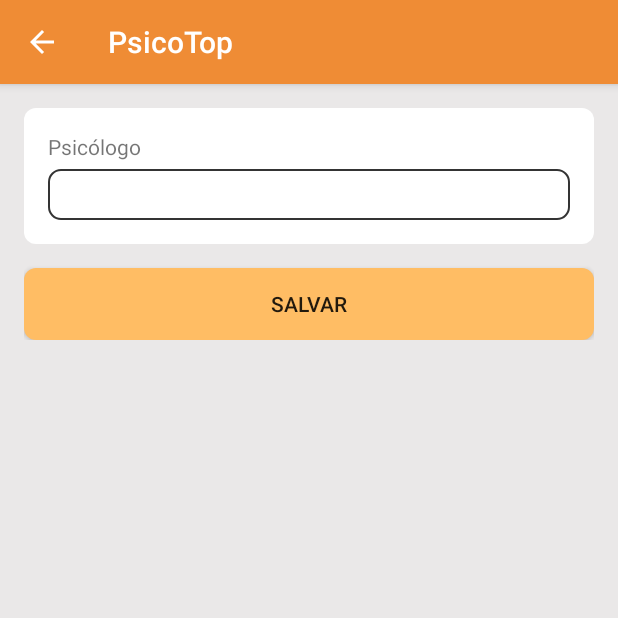
After one commit to alecsander-tf/PsicoTop, an Android app: the ConfiguracoesActivity screen opened directly, with no data from a screen before it, on a phone screen of 412 x 824 dp, the top half of it. The commit adds this screen. Run offline under Robolectric (Android 15) with nearby library versions, the phone set to English and light mode, and no system bars; our stand-ins replace Firebase (no records; nobody signed in at launch, a user with empty details on screens opened directly).

Commit message:
Implementação mudança de psicólogo do paciente

```diff
--- a/app/src/main/java/com/example/psicotop/banco/IPost.java
+++ b/app/src/main/java/com/example/psicotop/banco/IPost.java
@@ -1,5 +1,6 @@
 package com.example.psicotop.banco;
 
+import com.example.psicotop.modal.Paciente;
 import com.example.psicotop.modal.Usuario;
 
 import java.util.List;
@@ -16,6 +17,9 @@
         void onError(String msg);
     }
 
+    Usuario getCurrentUserLogged();
+
+    void alterarPaciente(Paciente p);
     boolean psicologoExiste(String email);
     void verificarUsuario(IPostListCallback callback);
     void loginUsuario(String email, String senha, IPostCallback callback);
--- a/app/src/main/java/com/example/psicotop/modal/Paciente.java
+++ b/app/src/main/java/com/example/psicotop/modal/Paciente.java
@@ -3,6 +3,10 @@
 public class Paciente extends Usuario{
 
     private String emailPsicologo;
+
+    public Paciente(){
+
+    }
 
     public String getEmailPsicologo() {
         return emailPsicologo;
--- /dev/null
+++ b/app/src/main/java/com/example/psicotop/mvp/configuracoes/ConfiguracoesActivity.java
@@ -0,0 +1,58 @@
+package com.example.psicotop.mvp.configuracoes;
+
+import androidx.appcompat.app.AppCompatActivity;
+
+import android.os.Bundle;
+import android.view.View;
+import android.widget.Button;
+import android.widget.EditText;
+
+import com.example.psicotop.R;
+import com.example.psicotop.banco.Post;
+import com.example.psicotop.modal.Paciente;
+import com.example.psicotop.modal.Usuario;
+
+public class ConfiguracoesActivity extends AppCompatActivity implements ConfiguracoesContract.View {
+
+    Button btnSalvar;
+    EditText etEmailPsicologo;
+
+    ConfiguracoesContract.UserActionsListener presenter;
+
+    private void bind(){
+
+        presenter = new ConfiguracoesPresenter(this, new Post());
+        etEmailPsicologo = findViewById(R.id.etEmailPsicologo);
+        btnSalvar = findViewById(R.id.btnSalvar);
+
+        btnSalvar.setOnClickListener(salvarAtualizacao());
+
+    }
+
+    private View.OnClickListener salvarAtualizacao(){
+        return new View.OnClickListener() {
+            @Override
+            public void onClick(View v) {
+
+                Paciente currentUserLogged = (Paciente) presenter.getCurrentUserLogged();
+                currentUserLogged.setEmailPsicologo(etEmailPsicologo.getText().toString());
+
+                presenter.alterarDados(currentUserLogged);
+            }
+        };
+    }
+
+
+    @Override
+    protected void onCreate(Bundle savedInstanceState) {
+        super.onCreate(savedInstanceState);
+        setContentView(R.layout.activity_configuracoes);
+
+        bind();
+    }
+
+    @Override
+    public void carregarActivity(Class<?> arg) {
+
+    }
+}
--- /dev/null
+++ b/app/src/main/java/com/example/psicotop/mvp/configuracoes/ConfiguracoesContract.java
@@ -0,0 +1,17 @@
+package com.example.psicotop.mvp.configuracoes;
+
+import com.example.psicotop.modal.Paciente;
+import com.example.psicotop.modal.Usuario;
+
+public interface ConfiguracoesContract {
+
+    interface View{
+        void carregarActivity(Class<?> arg);
+    }
+
+    interface UserActionsListener{
+        Usuario getCurrentUserLogged();
+        void alterarDados(Paciente paciente);
+    }
+
+}
--- /dev/null
+++ b/app/src/main/java/com/example/psicotop/mvp/configuracoes/ConfiguracoesPresenter.java
@@ -0,0 +1,25 @@
+package com.example.psicotop.mvp.configuracoes;
+
+import com.example.psicotop.banco.IPost;
+import com.example.psicotop.modal.Paciente;
+import com.example.psicotop.modal.Usuario;
+
+public class ConfiguracoesPresenter implements ConfiguracoesContract.UserActionsListener {
+
+    private IPost post;
+    private ConfiguracoesContract.View view;
+
+    public ConfiguracoesPresenter(ConfiguracoesContract.View view, IPost post) {
+        this.post = post;
+        this.view = view;
+    }
+
+    public Usuario getCurrentUserLogged(){
+        return post.getCurrentUserLogged();
+    }
+
+    @Override
+    public void alterarDados(Paciente paciente) {
+        post.alterarPaciente(paciente);
+    }
+}
--- /dev/null
+++ b/app/src/main/java/com/example/psicotop/mvp/menu/MenuPresenter.java
@@ -0,0 +1,5 @@
+package com.example.psicotop.mvp.menu;
+
+public class MenuPresenter implements MenuContract {
+
+}
--- /dev/null
+++ b/app/src/main/res/layout/activity_configuracoes.xml
@@ -0,0 +1,59 @@
+<?xml version="1.0" encoding="utf-8"?>
+
+<ScrollView
+    android:layout_height="match_parent"
+    android:layout_width="match_parent"
+    xmlns:android="http://schemas.android.com/apk/res/android"
+    xmlns:app="http://schemas.android.com/apk/res-auto"
+    xmlns:tools="http://schemas.android.com/tools"
+    android:background="@color/colorGray">
+
+
+
+    <androidx.constraintlayout.widget.ConstraintLayout
+        android:layout_width="match_parent"
+        android:layout_height="wrap_content"
+        tools:context=".mvp.configuracoes.ConfiguracoesActivity"
+        android:padding="16dp">
+
+        <LinearLayout
+            android:id="@+id/linearLayout"
+            android:layout_width="match_parent"
+            android:layout_height="wrap_content"
+            android:background="@drawable/custom_card"
+            android:orientation="vertical"
+            android:padding="16dp"
+            app:layout_constraintEnd_toEndOf="parent"
+            app:layout_constraintStart_toStartOf="parent"
+            app:layout_constraintTop_toTopOf="parent">
+
+            <TextView
+                android:layout_width="match_parent"
+                android:layout_height="wrap_content"
+                android:text="Psicólogo"
+                android:textSize="14sp" />
+
+            <EditText
+                android:id="@+id/etEmailPsicologo"
+                android:layout_width="match_parent"
+                android:layout_height="wrap_content"
+                android:layout_marginTop="5dp"
+                android:background="@drawable/custom_edit_text"
+                android:inputType="textEmailAddress" />
+
+        </LinearLayout>
+
+        <Button
+            android:id="@+id/btnSalvar"
+            android:layout_width="match_parent"
+            android:layout_height="wrap_content"
+            android:layout_marginTop="16dp"
+            android:background="@drawable/custom_button"
+            android:text="Salvar"
+            app:layout_constraintEnd_toEndOf="parent"
+            app:layout_constraintStart_toStartOf="parent"
+            app:layout_constraintTop_toBottomOf="@+id/linearLayout" />
+
+    </androidx.constraintlayout.widget.ConstraintLayout>
+
+</ScrollView>
--- a/app/src/main/res/values/styles.xml
+++ b/app/src/main/res/values/styles.xml
@@ -8,4 +8,11 @@
         <item name="colorAccent">@color/colorAccent</item>
     </style>
 
+    <style name="CustomNoActionBar" parent="Theme.AppCompat.Light.NoActionBar">
+        <!-- Customize your theme here. -->
+        <item name="colorPrimary">@color/colorPrimary</item>
+        <item name="colorPrimaryDark">@color/colorPrimaryDark</item>
+        <item name="colorAccent">@color/colorAccent</item>
+    </style>
+
 </resources>
```
Also changed, not shown: app/src/main/AndroidManifest.xml (+11 -12 lines), app/src/main/java/com/example/psicotop/banco/Post.java (+73 -29 lines), app/src/main/java/com/example/psicotop/mvp/menu/DiarioFragment.java (+2 -46 lines), app/src/main/java/com/example/psicotop/mvp/menu/MenuActivity.java (+36 -1 lines), app/src/main/java/com/example/psicotop/mvp/menu/MenuContract.java (added, +9 -0 lines), app/src/main/res/drawable/ic_settings_black_24dp.xml (added, +9 -0 lines), app/src/main/res/layout/activity_menu.xml (+7 -0 lines), app/src/main/res/menu/custom_toolbar.xml (added, +12 -0 lines), app/build.gradle (line endings or trailing spaces).
